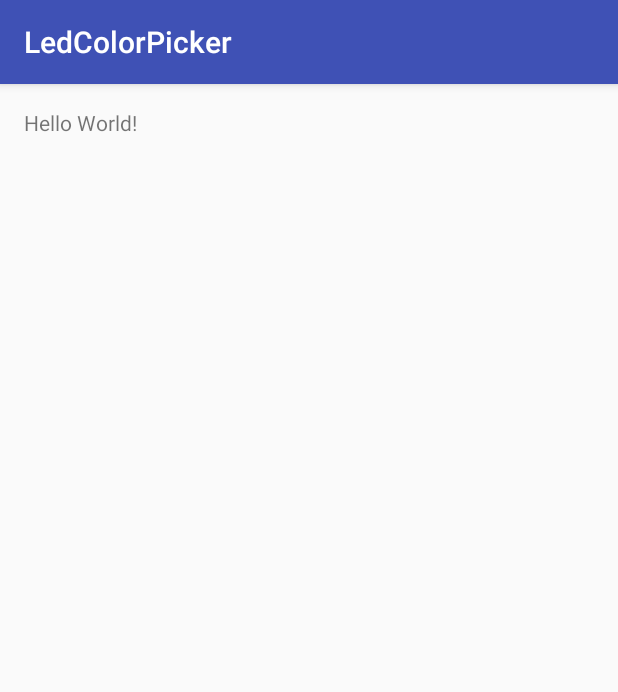
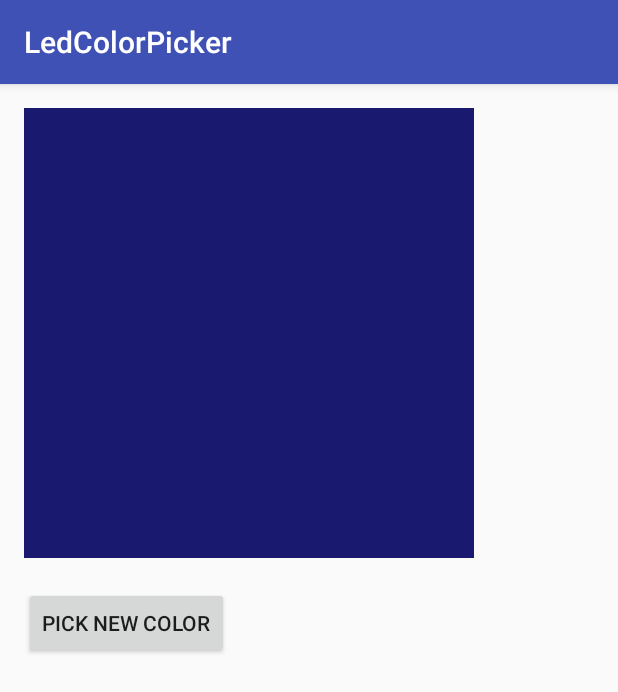
Before and after one commit to SomethingExplosiveApps/LedColorPicker, an Android app: the screen it shows after launch (LedColorPickerActivity), on a phone screen of 412 x 824 dp. Shown: the top 692 px of the screen. Run offline under Robolectric (Android 15) with nearby library versions, the phone set to English and light mode, and no system bars; libraries missing offline, so code that uses them is left out: com.pavelsikun.vintagechroma; 2 statements that could not run were skipped.

Commit message:
Add initial color picker in mobile app.

```diff
--- a/mobile/build.gradle
+++ b/mobile/build.gradle
@@ -10,7 +10,18 @@ android {
         targetSdkVersion 24
         versionCode 1
         versionName "1.0"
+
+        // Enable java 8 compilation
+        jackOptions {
+            enabled true
+        }
     }
+
+    compileOptions {
+        sourceCompatibility JavaVersion.VERSION_1_8
+        targetCompatibility JavaVersion.VERSION_1_8
+    }
+
     buildTypes {
         release {
             minifyEnabled false
@@ -23,4 +34,5 @@ dependencies {
     compile fileTree(dir: 'libs', include: ['*.jar'])
     testCompile 'junit:junit:4.12'
     compile 'com.android.support:appcompat-v7:24.0.0'
+    compile 'com.pavelsikun:vintage-chroma:1.5'
 }
--- a/mobile/src/main/java/com/somexapps/ledcolorpicker/LedColorPickerActivity.java
+++ b/mobile/src/main/java/com/somexapps/ledcolorpicker/LedColorPickerActivity.java
@@ -1,13 +1,95 @@
 package com.somexapps.ledcolorpicker;
 
+import android.content.Context;
+import android.content.SharedPreferences;
 import android.support.v7.app.AppCompatActivity;
 import android.os.Bundle;
+import android.view.View;
+import android.widget.Button;
+import android.widget.TextView;
+
+import com.pavelsikun.vintagechroma.ChromaDialog;
+import com.pavelsikun.vintagechroma.ChromaUtil;
+import com.pavelsikun.vintagechroma.IndicatorMode;
+import com.pavelsikun.vintagechroma.colormode.ColorMode;
+import com.somexapps.ledcolorpicker.utils.Constants;
 
 public class LedColorPickerActivity extends AppCompatActivity {
+    // Used to store the current color that is set
+    private int currentColor;
+
+    // Shared prefs for holding the saved color value
+    private SharedPreferences preferences;
+
+    // Current color text view
+    private TextView currentColorTextView;
+
+    // Current color view
+    private View currentColorView;
+
+    // Used to identify the color picker dialog
+    private static final String DIALOG_COLOR_PICKER = "dialog_color_picker";
 
     @Override
     protected void onCreate(Bundle savedInstanceState) {
         super.onCreate(savedInstanceState);
         setContentView(R.layout.activity_led_color_picker);
+
+        // Grab views and set click listeners
+        currentColorTextView =
+                (TextView) findViewById(R.id.activity_led_color_picker_current_color_text);
+        Button updateColorButton =
+                (Button) findViewById(R.id.activity_led_color_picker_new_color_button);
+
+        preferences = getPreferences(Context.MODE_PRIVATE);
+
+        // Grab color view to set current color
+        currentColorView = findViewById(R.id.activity_led_color_picker_current_color_view);
+
+        // Update the current color with saved color, if it exists
+        int savedColor = preferences.getInt(
+                Constants.PREF_SAVED_COLOR_VALUE,
+                Constants.DEFAULT_SAVED_COLOR_VALUE
+        );
+
+        // Update color on the tv
+        updateColor(savedColor);
+
+        // Set up button click
+        updateColorButton.setOnClickListener(view -> new ChromaDialog.Builder()
+                .initialColor(savedColor)
+                .colorMode(ColorMode.RGB) // RGB, ARGB, HVS, CMYK, CMYK255, HSL
+                .indicatorMode(IndicatorMode.DECIMAL) //HEX or DECIMAL; Note that (HSV || HSL || CMYK) && IndicatorMode.HEX is a bad idea
+                // Set color text view when selected
+                .onColorSelected(this::updateColor)
+                .create()
+                .show(getSupportFragmentManager(), DIALOG_COLOR_PICKER));
+    }
+
+    private void updateColor(int newColor) {
+        // Update color
+        currentColor = newColor;
+
+        // Update text view with new color
+        currentColorTextView.setText(
+                getString(
+                        R.string.activity_led_color_picker_current_color_header,
+                        ChromaUtil.getFormattedColorString(currentColor, false)
+                )
+        );
+
+        // Update color view
+        currentColorView.setBackgroundColor(newColor);
+
+        // Save color in shared preferences
+        preferences
+                .edit()
+                .putInt(Constants.PREF_SAVED_COLOR_VALUE, newColor)
+                .apply();
+
+        // Make sure we have a saved color
+        if (currentColor != 0) {
+            // TODO: Update tv with color
+        }
     }
 }
--- /dev/null
+++ b/mobile/src/main/java/com/somexapps/ledcolorpicker/utils/Constants.java
@@ -0,0 +1,27 @@
+package com.somexapps.ledcolorpicker.utils;
+
+/**
+ * Created by Michael Limb on 7/10/2016.
+ * Licensed under the Apache License, Version 2.0 (the "License");
+ * you may not use this file except in compliance with the License.
+ * You may obtain a copy of the License at
+ * <p>
+ * http://www.apache.org/licenses/LICENSE-2.0
+ * <p>
+ * Unless required by applicable law or agreed to in writing, software
+ * distributed under the License is distributed on an "AS IS" BASIS,
+ * WITHOUT WARRANTIES OR CONDITIONS OF ANY KIND, either express or implied.
+ * See the License for the specific language governing permissions and
+ * limitations under the License.
+ */
+public class Constants {
+    /**
+     * Used to save the last picked color value in Shared Preferences.
+     */
+    public static final String PREF_SAVED_COLOR_VALUE = "pref_saved_color_value";
+
+    /**
+     * The default value used for the color picker.
+     */
+    public static final int DEFAULT_SAVED_COLOR_VALUE = -15132304;
+}
--- a/mobile/src/main/res/layout/activity_led_color_picker.xml
+++ b/mobile/src/main/res/layout/activity_led_color_picker.xml
@@ -1,6 +1,8 @@
 <?xml version="1.0" encoding="utf-8"?>
-<RelativeLayout xmlns:android="http://schemas.android.com/apk/res/android"
+<LinearLayout
+    xmlns:android="http://schemas.android.com/apk/res/android"
     xmlns:tools="http://schemas.android.com/tools"
+    android:orientation="vertical"
     android:layout_width="match_parent"
     android:layout_height="match_parent"
     android:paddingBottom="@dimen/activity_vertical_margin"
@@ -9,8 +11,21 @@
     android:paddingTop="@dimen/activity_vertical_margin"
     tools:context="com.somexapps.ledcolorpicker.LedColorPickerActivity">
 
+    <View
+        android:id="@+id/activity_led_color_picker_current_color_view"
+        android:layout_width="300dp"
+        android:layout_height="300dp"
+        android:background="@android:color/black"/>
+
     <TextView
+        android:id="@+id/activity_led_color_picker_current_color_text"
+        android:layout_width="wrap_content"
+        android:layout_height="wrap_content"/>
+
+    <Button
+        android:id="@+id/activity_led_color_picker_new_color_button"
         android:layout_width="wrap_content"
         android:layout_height="wrap_content"
-        android:text="Hello World!" />
-</RelativeLayout>
+        android:text="@string/activity_led_color_picker_new_color_button_text"/>
+
+</LinearLayout>
--- a/mobile/src/main/res/values/strings.xml
+++ b/mobile/src/main/res/values/strings.xml
@@ -1,3 +1,5 @@
 <resources>
     <string name="app_name">LedColorPicker</string>
+    <string name="activity_led_color_picker_current_color_header">Current color (HEX): %1$s</string>
+    <string name="activity_led_color_picker_new_color_button_text">Pick new color</string>
 </resources>
```
